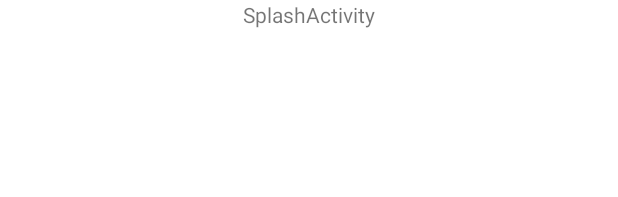
After one commit to otman3339/LoLive, an Android app: the layout activity_splash.xml on its own in the app's theme, with its tools: preview values and no code run, on a phone screen of 412 x 824 dp. The commit adds this screen. Shown: the top 197 px of the screen. Run offline under Robolectric (Android 15) with nearby library versions, the phone set to English and light mode, and no system bars.

```diff
--- a/app/build.gradle
+++ b/app/build.gradle
@@ -6,7 +6,7 @@ android {
 
     defaultConfig {
         applicationId "com.blue339.lolive"
-        minSdkVersion 10
+        minSdkVersion 11
         targetSdkVersion 23
         versionCode 1
         versionName "1.0"
@@ -28,5 +28,6 @@ dependencies {
     compile fileTree(dir: 'libs', include: ['*.jar'])
     testCompile 'junit:junit:4.12'
     compile 'com.android.support:appcompat-v7:23.3.0'
+    compile 'com.android.support:design:23.3.0'
     compile 'com.firebase:firebase-client-android:2.5.2+'
 }
--- /dev/null
+++ b/app/src/main/res/layout/activity_splash.xml
@@ -0,0 +1,16 @@
+<?xml version="1.0" encoding="utf-8"?>
+<LinearLayout xmlns:android="http://schemas.android.com/apk/res/android"
+    xmlns:tools="http://schemas.android.com/tools"
+    android:layout_width="match_parent"
+    android:layout_height="match_parent"
+    android:orientation="vertical"
+    android:background="@android:color/white"
+    tools:context=".MainActivity">
+
+    <TextView
+        android:layout_width="wrap_content"
+        android:layout_height="wrap_content"
+        android:layout_gravity="center"
+        android:text="SplashActivity"/>
+
+</LinearLayout>
--- a/app/src/main/res/layout/toolbar.xml
+++ b/app/src/main/res/layout/toolbar.xml
@@ -8,6 +8,6 @@
     android:background="?attr/colorPrimary"
     android:fitsSystemWindows="true"
     app:popupTheme="@style/ThemeOverlay.AppCompat.Light"
-    app:theme="@style/ThemeOverlay.AppCompat.ActionBar">
+    app:theme="@style/ThemeOverlay.AppCompat.Dark.ActionBar">
 
 </android.support.v7.widget.Toolbar>
--- a/app/src/main/res/values-v21/styles.xml
+++ /dev/null
@@ -1,12 +0,0 @@
-<?xml version="1.0" encoding="utf-8"?>
-<resources>
-
-    <style name="AppTheme" parent="AppTheme.Base">
-        <item name="android:windowTranslucentStatus">true</item>
-
-        <item name="android:colorPrimary">@color/colorPrimary</item>
-        <item name="android:colorPrimaryDark">@color/colorPrimaryDark</item>
-        <item name="android:colorAccent">@color/colorAccent</item>
-    </style>
-
-</resources>
--- a/app/src/main/res/values/strings.xml
+++ b/app/src/main/res/values/strings.xml
@@ -1,3 +1,9 @@
 <resources>
     <string name="app_name">LoL直播</string>
+
+    <string name="live">直播</string>
+    <string name="channel">频道</string>
+    <string name="follow">关注</string>
+    <string name="mine">我</string>
+    <string name="tip_exit_app">再按一次退出程序</string>
 </resources>
```
Also changed, not shown: app/src/main/AndroidManifest.xml (+6 -1 lines), app/src/main/java/com/blue339/lolive/view/activity/MainActivity.java (+22 -1 lines), app/src/main/java/com/blue339/lolive/view/activity/SplashActivity.java (+22 -0 lines), app/src/main/res/menu/menu_main.xml (added, +14 -0 lines), 1 other file.
